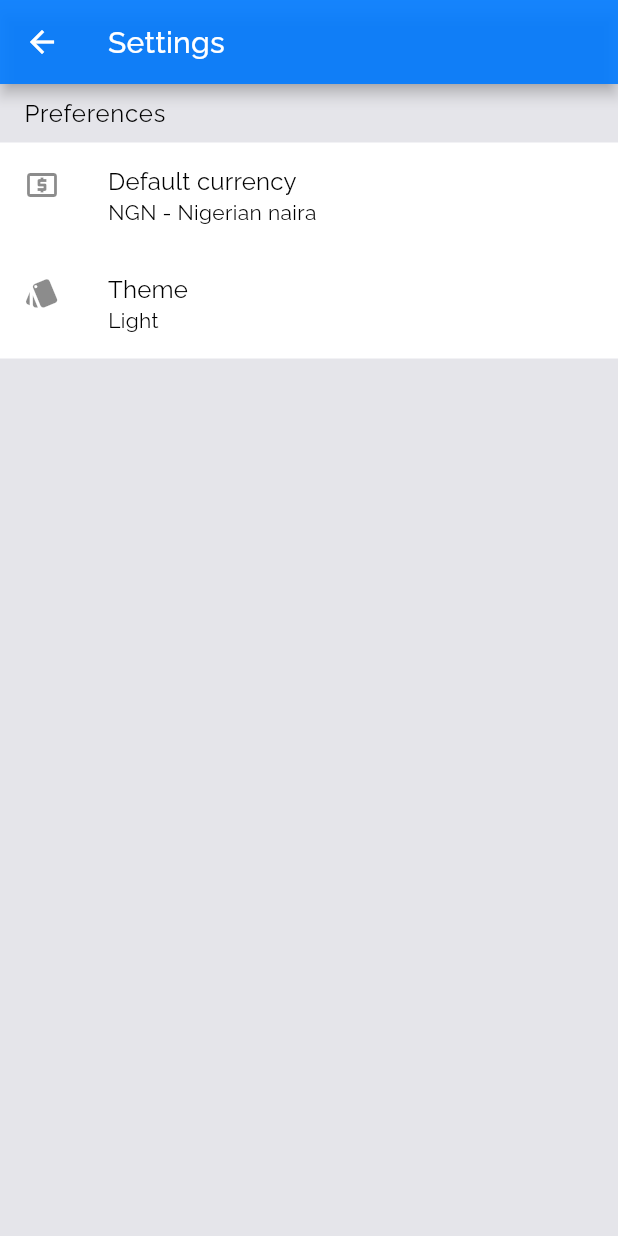
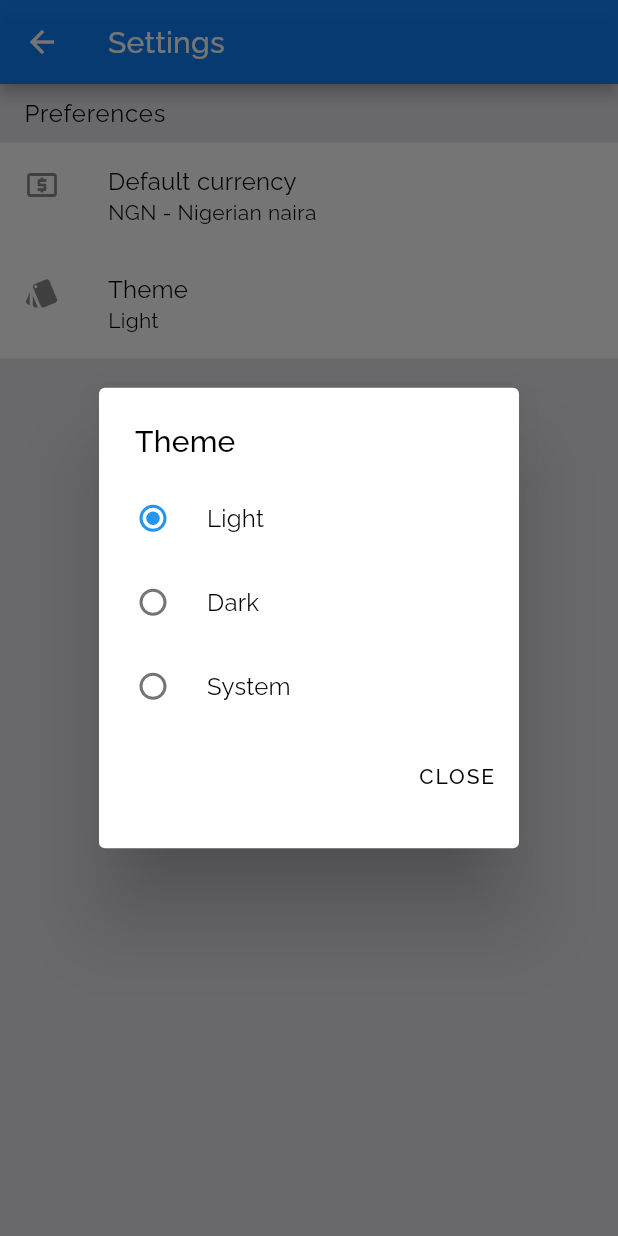
Before and after one commit to natintosh/currex, a Flutter app: the SettingsPage screen opened by its route, after a tap on "Theme", on a phone screen of 412 x 824 dp. Run offline on Flutter 3.47's test engine with Material 2 defaults, Android fonts, the phone set to English and light mode, and no system bars; our stand-ins replace dio, fl_chart, google_fonts, hive, hive_flutter, sized_context and 2 more; missing offline and left inert: bezier_chart, dio_http_cache; accounts and stored records are empty; generated files the repository leaves out were written again.

Commit message:
completed settings

```diff
--- a/lib/app.dart
+++ b/lib/app.dart
@@ -5,7 +5,11 @@ import 'package:currex/providers/rates.dart';
 import 'package:currex/utils/themes/themes.dart';
 import 'package:flutter/material.dart';
 import 'package:flutter/services.dart';
+import 'package:hive/hive.dart';
+import 'package:hive_flutter/hive_flutter.dart';
 import 'package:provider/provider.dart';
+
+import 'models/app_theme/app_theme_model.dart';
 
 class App extends StatelessWidget {
   static final GlobalKey<ScaffoldState> globalScaffoldKey =
@@ -13,13 +17,21 @@ class App extends StatelessWidget {
 
   @override
   Widget build(BuildContext context) {
+    return ValueListenableBuilder(
+      valueListenable: Hive.box(APP_PREFERENCE_KEY).listenable(),
+      builder: (context, value, child) {
+        final appTheme = value.get(APP_THEME_KEY, defaultValue: AppTheme.Light);
+        final themeMode = appTheme == AppTheme.Light
+            ? ThemeMode.light
+            : appTheme == AppTheme.Dark ? ThemeMode.dark : ThemeMode.system;
+
         return MaterialApp(
           debugShowCheckedModeBanner: false,
           initialRoute: IndexPage.IndexPageRouteName,
           onGenerateRoute: onGenerateInitialRoute,
           theme: AppThemeData.lightTheme,
           darkTheme: AppThemeData.darkTheme,
-      themeMode: ThemeMode.system,
+          themeMode: themeMode,
           builder: (context, child) {
             SystemChrome.setSystemUIOverlayStyle(
               SystemUiOverlayStyle(
@@ -54,6 +66,8 @@ class App extends StatelessWidget {
             );
           },
         );
+      },
+    );
   }
 
   Route onGenerateInitialRoute(RouteSettings settings) {
--- a/lib/main.dart
+++ b/lib/main.dart
@@ -1,4 +1,5 @@
 import 'package:currex/app.dart';
+import 'package:currex/models/app_theme/app_theme_model.dart';
 import 'package:currex/providers/app.dart';
 import 'package:flutter/material.dart';
 import 'package:hive/hive.dart';
@@ -14,5 +15,6 @@ void main() async {
 Future<void> openBoxes() async {
   await Hive.initFlutter();
   Hive.registerAdapter(CurrencyModelAdapter());
-  await Hive.openBox(APP_PREFERENCE);
+  Hive.registerAdapter(AppThemeAdapter());
+  await Hive.openBox(APP_PREFERENCE_KEY);
 }
--- /dev/null
+++ b/lib/models/app_theme/app_theme_model.dart
@@ -0,0 +1,15 @@
+import 'package:hive/hive.dart';
+
+part 'app_theme_model.g.dart';
+
+@HiveType(typeId: 1)
+enum AppTheme {
+  @HiveField(0)
+  Light,
+
+  @HiveField(1)
+  Dark,
+
+  @HiveField(2)
+  System,
+}
--- a/lib/pages/settings/settings_page.dart
+++ b/lib/pages/settings/settings_page.dart
@@ -1,3 +1,5 @@
+import 'package:currex/models/app_theme/app_theme_model.dart';
+import 'package:currex/models/currency/currency_model.dart';
 import 'package:currex/pages/settings/views/default_currency.dart';
 import 'package:currex/pages/settings/widgets/settings_category.dart';
 import 'package:currex/providers/app.dart';
@@ -23,6 +25,18 @@ class _SettingsPageState extends State<SettingsPage> {
     );
   }
 
+  String get currencyLabel {
+    CurrencyModel value = context.read<AppProvider>().defaultCurrency;
+    return '${value.code} - ${value.namePlural}';
+  }
+
+  String get themeLabel {
+    AppTheme theme = Provider.of<AppProvider>(context).appTheme;
+    return theme == AppTheme.Light
+        ? 'Light'
+        : theme == AppTheme.Dark ? 'Dark' : 'System';
+  }
+
   void onCurrencyTilesPressed() {
     Navigator.push(context, MaterialPageRoute(
       builder: (context) {
@@ -31,7 +45,57 @@ class _SettingsPageState extends State<SettingsPage> {
     ));
   }
 
-  void onThemeTilePressed() {}
+  void onThemeTilePressed() {
+    showThemeDialog();
+  }
+
+  void close() {
+    Navigator.pop(context);
+  }
+
+  void updateTheme(AppTheme theme) {
+    context.read<AppProvider>().appTheme = theme;
+    Navigator.pop(context);
+  }
+
+  void showThemeDialog() {
+    showDialog<AppTheme>(
+      context: context,
+      builder: (BuildContext context) {
+        AppTheme theme =
+            context.select<AppProvider, AppTheme>((value) => value.appTheme);
+
+        return SimpleDialog(
+          title: Text('Theme'),
+          children: <Widget>[
+            RadioListTile<AppTheme>(
+              title: Text('Light'),
+              value: AppTheme.Light,
+              groupValue: theme,
+              onChanged: updateTheme,
+            ),
+            RadioListTile<AppTheme>(
+              title: Text('Dark'),
+              value: AppTheme.Dark,
+              groupValue: theme,
+              onChanged: updateTheme,
+            ),
+            RadioListTile<AppTheme>(
+              title: Text('System'),
+              value: AppTheme.System,
+              groupValue: theme,
+              onChanged: updateTheme,
+            ),
+            ButtonBar(
+              children: <Widget>[
+                FlatButton(onPressed: close, child: Text('CLOSE'))
+              ],
+            )
+          ],
+        );
+      },
+    );
+  }
 }
 
 class _SettingsView extends WidgetView<SettingsPage, _SettingsPageState> {
@@ -50,18 +114,13 @@ class _SettingsView extends WidgetView<SettingsPage, _SettingsPageState> {
               ListTile(
                 leading: Icon(Icons.local_atm),
                 title: Text('Default currency'),
-                subtitle: Text(
-                  context.select<AppProvider, String>(
-                    (value) =>
-                        '${value.defaultCurrency.code} - ${value.defaultCurrency.namePlural}',
-                  ),
-                ),
+                subtitle: Text(state.currencyLabel),
                 onTap: state.onCurrencyTilesPressed,
               ),
               ListTile(
                 leading: Icon(Icons.style),
                 title: Text('Theme'),
-                subtitle: Text('Light'),
+                subtitle: Text(state.themeLabel),
                 onTap: state.onThemeTilePressed,
               ),
             ],
--- a/lib/pages/settings/views/default_currency.dart
+++ b/lib/pages/settings/views/default_currency.dart
@@ -87,7 +87,7 @@ class _DefaultCurrencyView
                   Text('Search', style: Theme.of(context).textTheme.bodyText1),
             ),
             Container(
-              color: Colors.white,
+              color: Theme.of(context).cardColor,
               padding: EdgeInsets.symmetric(vertical: 8.0, horizontal: 16.0),
               child: TextField(
                 controller: state.controller,
@@ -109,7 +109,7 @@ class _DefaultCurrencyView
               ),
             ),
             Ink(
-              color: Colors.white,
+              color: Theme.of(context).cardColor,
               child: ListTile(
                 title: Text(defaultCurrency.code),
                 subtitle: Text(defaultCurrency.namePlural),
@@ -128,7 +128,7 @@ class _DefaultCurrencyView
                     final currency = state.currencies[index];
 
                     return Ink(
-                      color: Colors.white,
+                      color: Theme.of(context).cardColor,
                       child: Container(
                         child: ListTile(
                           onTap: () => state.updateDefaultCurrency(currency),
--- a/lib/pages/settings/widgets/settings_category.dart
+++ b/lib/pages/settings/widgets/settings_category.dart
@@ -21,7 +21,7 @@ class SettingsCategory extends StatelessWidget {
             ),
           ),
           Ink(
-            color: Colors.white,
+            color: Theme.of(context).cardColor,
             child: ListView.builder(
               primary: false,
               shrinkWrap: true,
--- a/lib/providers/app.dart
+++ b/lib/providers/app.dart
@@ -1,20 +1,23 @@
 import 'dart:convert';
 
+import 'package:currex/models/app_theme/app_theme_model.dart';
 import 'package:currex/models/currency/currency_model.dart';
 import 'package:flutter/foundation.dart';
+import 'package:flutter/material.dart';
 import 'package:flutter/widgets.dart';
 import 'package:hive/hive.dart';
-import 'package:hive_flutter/hive_flutter.dart';
 
-const String APP_PREFERENCE = 'preference';
+const String APP_PREFERENCE_KEY = 'preference';
 
-const String DEFAULT_CURRENCY = 'default-currency';
+const String DEFAULT_CURRENCY_KEY = 'default-currency';
 const String DEFAULT_CURRENCY_CODE = 'NGN';
+
+const String APP_THEME_KEY = 'app-theme';
 
 class AppProvider extends ChangeNotifier {
   AppProvider() : super();
 
-  Box get preferenceBox => Hive.box(APP_PREFERENCE);
+  Box get preferenceBox => Hive.box(APP_PREFERENCE_KEY);
 
   Map<String, CurrencyModel> _currencies = Map();
 
@@ -42,13 +45,24 @@ class AppProvider extends ChangeNotifier {
   }
 
   CurrencyModel get defaultCurrency {
-    CurrencyModel currency = preferenceBox.get(DEFAULT_CURRENCY,
+    CurrencyModel currency = preferenceBox.get(DEFAULT_CURRENCY_KEY,
         defaultValue: _currencies[DEFAULT_CURRENCY_CODE]);
     return currency;
   }
 
   set defaultCurrency(CurrencyModel currency) {
-    preferenceBox.put(DEFAULT_CURRENCY, currency);
+    preferenceBox.put(DEFAULT_CURRENCY_KEY, currency);
+    notifyListeners();
+  }
+
+  AppTheme get appTheme {
+    AppTheme appTheme =
+        preferenceBox.get(APP_THEME_KEY, defaultValue: AppTheme.Light);
+    return appTheme;
+  }
+
+  set appTheme(AppTheme theme) {
+    preferenceBox.put(APP_THEME_KEY, theme);
     notifyListeners();
   }
 }
--- a/lib/providers/rates.dart
+++ b/lib/providers/rates.dart
@@ -26,9 +26,6 @@ class RatesProvider extends ChangeNotifier {
     final startDate = DateFormat('y-MM-dd').format(DateTime.now());
     final endDate = DateFormat('y-MM-dd')
         .format(DateTime.now().subtract(Duration(hours: 24)));
-    // final base = 'NGN';
-
-    print('\n\n\n Start Date: $startDate \n\n\n End Date: $endDate \n\n\n');
 
     Tuple2<bool, List<Map<String, RateFluctuationModel>>> fluctuation =
         await ExchanegRateService.getFluctuation(
--- a/pubspec.yaml
+++ b/pubspec.yaml
@@ -29,7 +29,7 @@ dependencies:
   # Use with the CupertinoIcons class for iOS style icons.
   cupertino_icons: ^0.1.3
 
-
+  analyzer: 0.39.10
   animations: ^1.1.1
   bezier_chart: ^1.0.17+1
   country_icons: ^1.1.1
@@ -42,6 +42,7 @@ dependencies:
     git:
       url: git://github.com/hivedb/hive.git
       path: hive_flutter
+      ref: master
   intl: ^0.16.1
   json_annotation: ^3.0.1
   provider: ^4.1.3
```
Also changed, not shown: lib/models/app_theme/app_theme_model.g.dart (added), pubspec.lock. Lines whose indentation alone changed are shown as unchanged.
